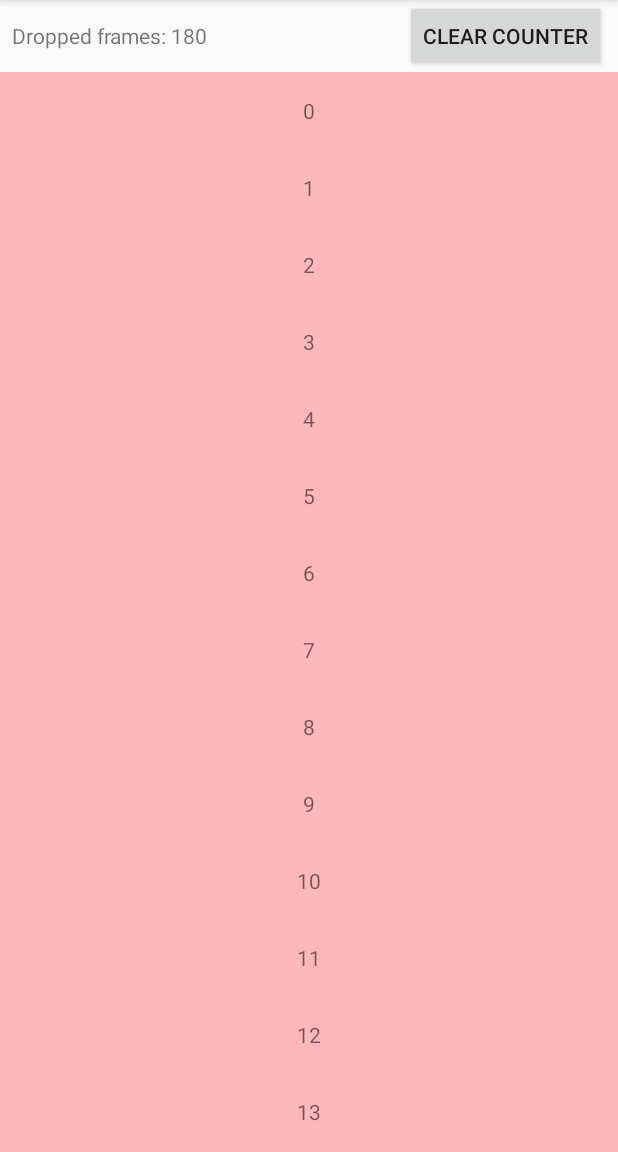
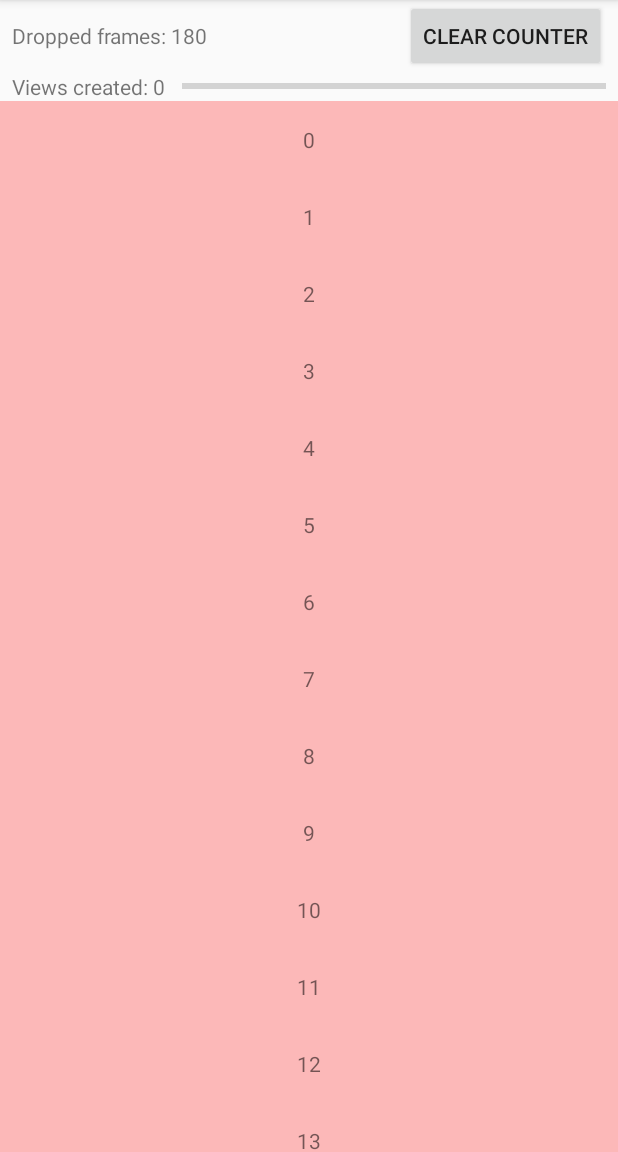
Before and after one commit to yakdmt/prefetcher-sample, an Android app: the screen it shows after launch (MainActivity), after a tap on "GO TO LIST", on a phone screen of 412 x 824 dp, the part 84-1236 px from its top. Run offline under Robolectric (Android 15) with nearby library versions, the phone set to English and light mode, and no system bars; our stand-ins replace Timber; 1 other tap on this screen came first.

Commit message:
add visualization for prefetched views

```diff
--- a/app/src/main/java/xyz/yakdmt/prefetcherapp/list/HeavyListFragment.kt
+++ b/app/src/main/java/xyz/yakdmt/prefetcherapp/list/HeavyListFragment.kt
@@ -5,10 +5,14 @@ import android.os.Bundle
 import android.view.LayoutInflater
 import android.view.View
 import android.view.ViewGroup
+import android.widget.ProgressBar
+import android.widget.TextView
 import androidx.fragment.app.Fragment
 import androidx.recyclerview.widget.LinearLayoutManager
 import androidx.recyclerview.widget.RecyclerView
+import kotlinx.android.synthetic.main.fragment_list.view.*
 import xyz.yakdmt.prefetcher.api.PrefetchRecycledViewPool
+import xyz.yakdmt.prefetcher.api.PrefetchedViewsCountListener
 import xyz.yakdmt.prefetcher.api.Prefetcher
 import xyz.yakdmt.prefetcher.gapworker.api.WrappedGapWorkerRecyclerView
 import xyz.yakdmt.prefetcher.perfomance.DroppedFrameCounter
@@ -23,7 +27,10 @@ class HeavyListFragment : Fragment() {
     }
 
     private lateinit var recyclerView: WrappedGapWorkerRecyclerView
+    private lateinit var viewCounter: TextView
+    private lateinit var progress: ProgressBar
 
+    private lateinit var viewPool: PrefetchRecycledViewPool
 
     override fun onCreateView(inflater: LayoutInflater, container: ViewGroup?, savedInstanceState: Bundle?): View? {
         return View.inflate(context, R.layout.fragment_list, null)
@@ -33,12 +40,23 @@ class HeavyListFragment : Fragment() {
         super.onViewCreated(view, savedInstanceState)
 
         recyclerView = view.findViewById(R.id.list)
+        viewCounter = view.findViewById(R.id.view_counter)
+        progress = view.findViewById(R.id.progress)
 
         recyclerView.adapter = HeavyListAdapter(HeavyModelFactory.create(500))
         recyclerView.layoutManager = LinearLayoutManager(activity)
         recyclerView.adapter?.notifyDataSetChanged()
 
-        val viewPool = PrefetchRecycledViewPool(activity as Activity)
+        viewPool = PrefetchRecycledViewPool(activity as Activity)
+        viewPool.listener = object : PrefetchedViewsCountListener {
+            override fun onViewCountChanged(count: Int) {
+                viewCounter.text = "Views prefetched: $count"
+                progress.progress = count
+            }
+        }
+
+
+        viewPool.start()
         recyclerView.setRecycledViewPool(viewPool)
 
         if (arguments?.getBoolean(KEY_PREFETCHER_ENABLED) == true) {
@@ -46,6 +64,11 @@ class HeavyListFragment : Fragment() {
         }
 
         recyclerView.enableCustomGapworker = arguments?.getBoolean(KEY_GAPWORKER_ENABLED) ?: false
+    }
+
+    override fun onDestroyView() {
+        super.onDestroyView()
+        viewPool.terminate()
     }
 
     private fun prefetchItems(prefetcher: Prefetcher) {
--- a/app/src/main/res/layout/fragment_list.xml
+++ b/app/src/main/res/layout/fragment_list.xml
@@ -1,6 +1,41 @@
 <?xml version="1.0" encoding="utf-8"?>
-<xyz.yakdmt.prefetcher.gapworker.api.WrappedGapWorkerRecyclerView
+
+<LinearLayout
     xmlns:android="http://schemas.android.com/apk/res/android"
-    android:id="@+id/list"
     android:layout_width="match_parent"
-    android:layout_height="match_parent"/>
+    android:layout_height="match_parent"
+    android:orientation="vertical"
+    >
+
+    <LinearLayout
+        android:layout_width="match_parent"
+        android:layout_height="wrap_content"
+        android:orientation="horizontal"
+        android:paddingStart="8dp"
+        android:paddingEnd="8dp">
+
+        <TextView
+            android:id="@+id/view_counter"
+            android:layout_gravity="top|center_horizontal"
+            android:layout_width="wrap_content"
+            android:layout_height="wrap_content"
+            android:text="Views created: 0 "/>
+
+        <ProgressBar
+            style="?android:attr/progressBarStyleHorizontal"
+            android:id="@+id/progress"
+            android:indeterminate="false"
+            android:layout_gravity="center_vertical"
+            android:layout_marginLeft="8dp"
+            android:max="200"
+            android:layout_width="match_parent"
+            android:layout_height="16dp" />
+
+    </LinearLayout>
+
+    <xyz.yakdmt.prefetcher.gapworker.api.WrappedGapWorkerRecyclerView
+        android:id="@+id/list"
+        android:layout_width="match_parent"
+        android:layout_height="match_parent"/>
+
+</LinearLayout>
--- a/prefetcher/src/main/java/xyz/yakdmt/prefetcher/api/PrefetchRecycledViewPool.kt
+++ b/prefetcher/src/main/java/xyz/yakdmt/prefetcher/api/PrefetchRecycledViewPool.kt
@@ -18,6 +18,8 @@ class PrefetchRecycledViewPool(private val activity: Activity) : RecyclerView.Re
     private val prefetchRegistry = if (BuildConfig.DEBUG) SparseIntArray() else null
     private val createdRegistry = if (BuildConfig.DEBUG) SparseIntArray() else null
 
+    var listener: PrefetchedViewsCountListener? = null
+
     override fun setPrefetchedViewsCount(viewType: Int, count: Int, holderCreator: (fakeParent: ViewGroup, viewType: Int) -> RecyclerView.ViewHolder) {
         if (count <= 0) throw IllegalArgumentException("Prefetched count should be > 0")
         RecyclerPrefetchingLogger.log { "change views count: new=$count" }
@@ -36,7 +38,7 @@ class PrefetchRecycledViewPool(private val activity: Activity) : RecyclerView.Re
 
     override fun putRecycledView(scrap: RecyclerView.ViewHolder) {
         val viewType = scrap.itemViewType
-        setMaxRecycledViews(viewType, 100)
+        setMaxRecycledViews(viewType, 200)
         RecyclerPrefetchingLogger.log { "putRecycled view for viewType=${getViewTypeName(viewType)}" }
 
         super.putRecycledView(scrap)
@@ -74,6 +76,16 @@ class PrefetchRecycledViewPool(private val activity: Activity) : RecyclerView.Re
         factorInCreateTime(scrap.viewType, creationTimeNs)
         putRecycledView(scrap)
         createdRegistry?.let { it[scrap.viewType]++ }
+
+        listener?.onViewCountChanged(calculatePrefetchedCount())
+    }
+
+    private fun calculatePrefetchedCount(): Int {
+        var result = 0
+        for (i in 0..10) {
+            result += createdRegistry?.let { it[i] } ?: 0
+        }
+        return result
     }
 
     private fun logPrefetchCountOverflow(viewType: Int) {
@@ -90,3 +102,7 @@ class PrefetchRecycledViewPool(private val activity: Activity) : RecyclerView.Re
 }
 
 operator fun SparseIntArray.set(key: Int, value: Int) = put(key, value)
+
+interface PrefetchedViewsCountListener {
+    fun onViewCountChanged(count: Int)
+}
```
